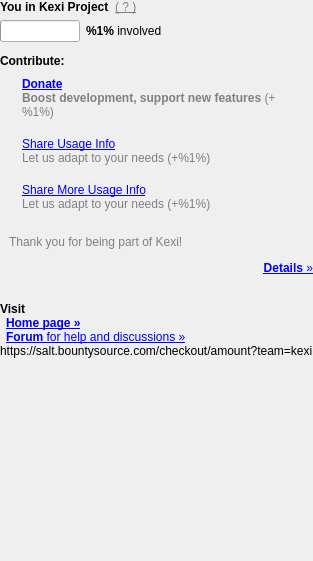
This is src/main/status/status.ui in KDE/kexi as Qt 5 draws it before an edit. The edited form follows.
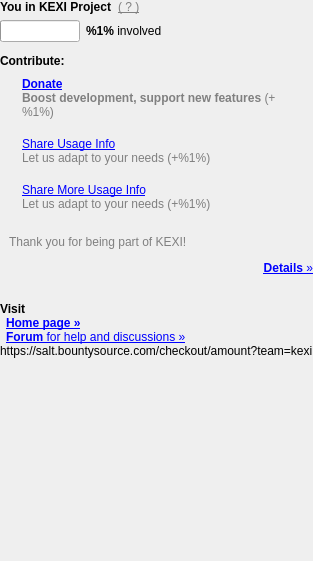
This is the edited form. Icons and pictures are not drawn.

Commit message:
Kexi -> KEXI globally, KEXI_APP_NAME -> QApplication::applicationDisplayName()
Summary:
{F5727117}

FIXED-IN:3.2.0

Reviewers: piggz

Reviewed By: piggz

Tags: #kexi

```diff
--- a/src/main/status/status.ui
+++ b/src/main/status/status.ui
@@ -34,7 +34,7 @@
         </font>
        </property>
        <property name="text">
-        <string>You in Kexi Project</string>
+        <string>You in KEXI Project</string>
        </property>
       </widget>
      </item>
@@ -309,7 +309,7 @@
          <enum>Qt::StrongFocus</enum>
         </property>
         <property name="text">
-         <string>&lt;span style=&quot;color:gray;&quot;&gt;Thank you for being part of Kexi!&lt;/span&gt;</string>
+         <string>&lt;span style=&quot;color:gray;&quot;&gt;Thank you for being part of KEXI!&lt;/span&gt;</string>
         </property>
         <property name="wordWrap">
          <bool>true</bool>
```
Left out of the diff: 2 changed lines with no effect on the pictures. The commit also changes 59 other files.
